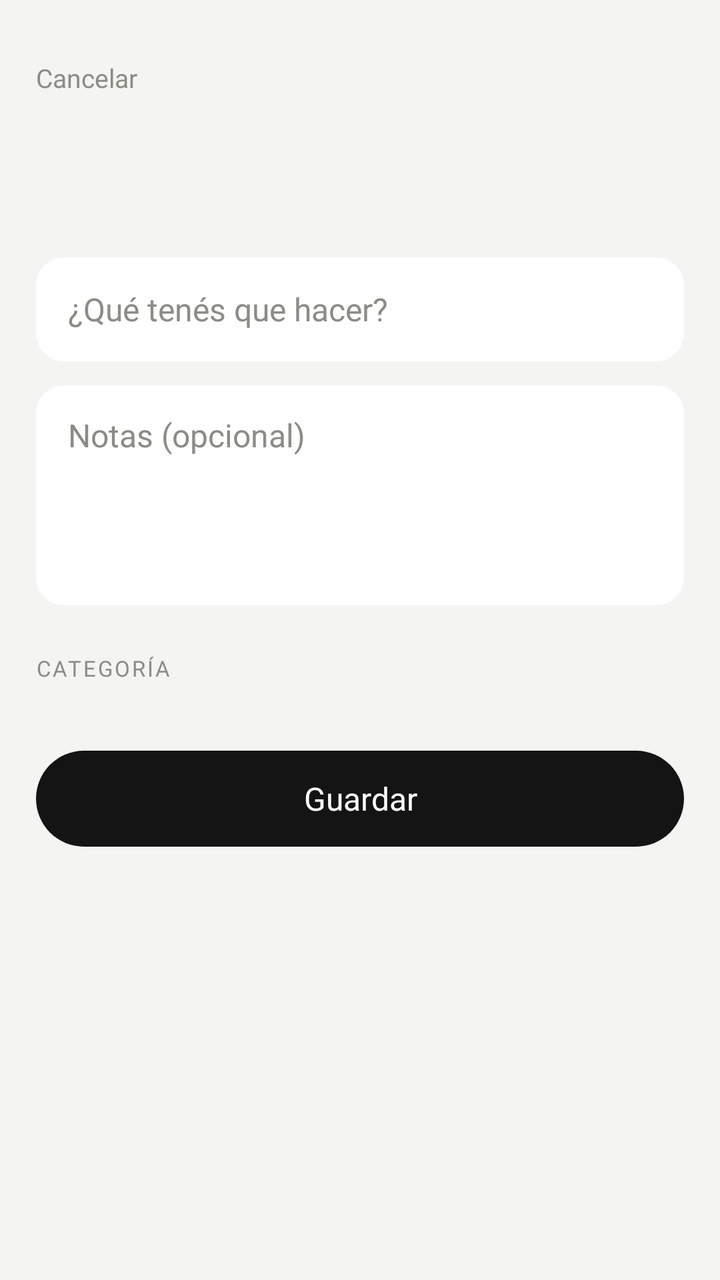
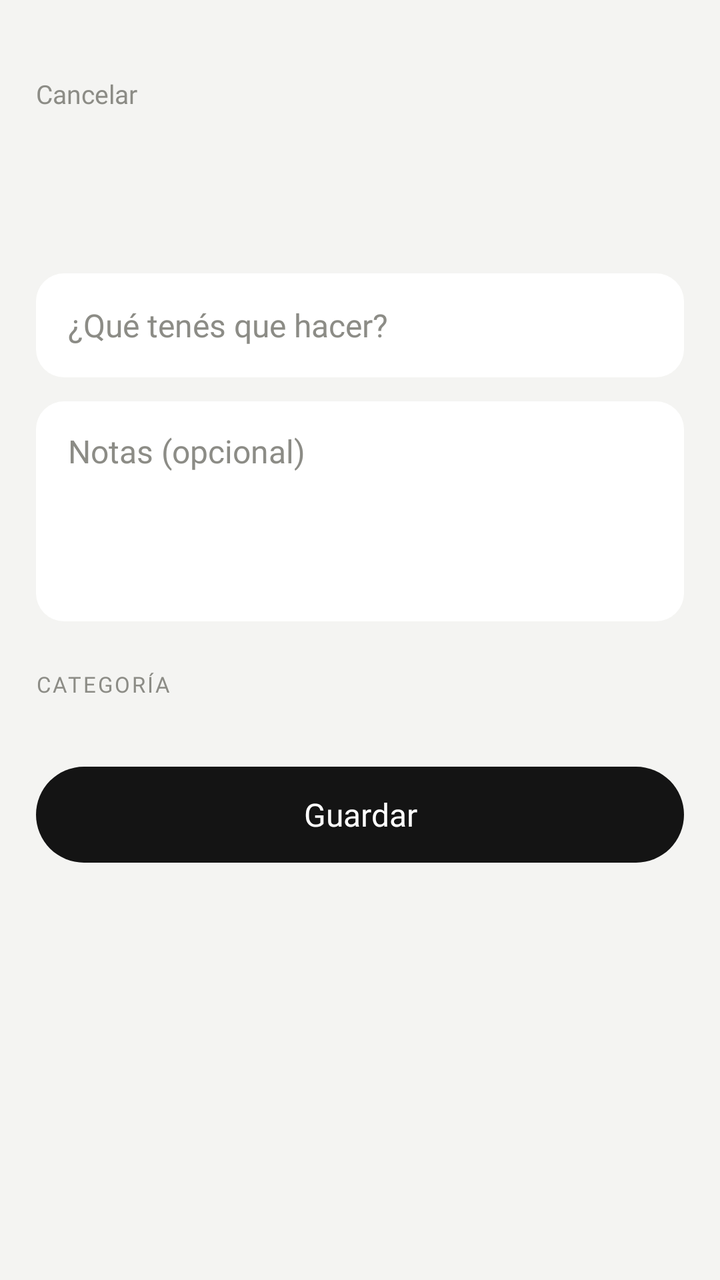

Compare the two renders of this Android layout. The source of the first and the diff that turns it into the second are given below.
<!-- AndroidManifest.xml: application theme Theme.TodoListApp -->
<!-- res/layout/activity_tarea.xml -->
<?xml version="1.0" encoding="utf-8"?>
<ScrollView xmlns:android="http://schemas.android.com/apk/res/android"
    android:layout_width="match_parent"
    android:layout_height="match_parent"
    android:fillViewport="true">

    <LinearLayout
        android:layout_width="match_parent"
        android:layout_height="wrap_content"
        android:orientation="vertical"
        android:paddingTop="24dp"
        android:paddingBottom="24dp">

        <TextView
            android:id="@+id/tvCancelar"
            style="@style/Texto.Label"
            android:layout_width="wrap_content"
            android:layout_height="wrap_content"
            android:layout_marginStart="12dp"
            android:padding="6dp"
            android:text="@string/cancelar" />

        <TextView
            android:id="@+id/tvTituloPantalla"
            style="@style/Texto.Display"
            android:layout_width="wrap_content"
            android:layout_height="wrap_content"
            android:layout_marginStart="@dimen/margen_lateral"
            android:layout_marginTop="12dp"
            android:layout_marginEnd="@dimen/margen_lateral" />

        <EditText
            android:id="@+id/etTitulo"
            style="@style/Input"
            android:layout_width="match_parent"
            android:layout_marginStart="@dimen/margen_lateral"
            android:layout_marginTop="28dp"
            android:layout_marginEnd="@dimen/margen_lateral"
            android:hint="@string/tarea_hint_titulo"
            android:inputType="textCapSentences" />

        <EditText
            android:id="@+id/etDescripcion"
            style="@style/Input.Multilinea"
            android:layout_width="match_parent"
            android:layout_marginStart="@dimen/margen_lateral"
            android:layout_marginTop="12dp"
            android:layout_marginEnd="@dimen/margen_lateral"
            android:hint="@string/tarea_hint_descripcion" />

        <TextView
            style="@style/Texto.Kicker"
            android:layout_width="wrap_content"
            android:layout_height="wrap_content"
            android:layout_marginStart="@dimen/margen_lateral"
            android:layout_marginTop="@dimen/gap_secciones"
            android:text="@string/tarea_categoria" />

        <androidx.recyclerview.widget.RecyclerView
            android:id="@+id/rvChipsCategoria"
            android:layout_width="match_parent"
            android:layout_height="wrap_content"
            android:layout_marginTop="10dp"
            android:clipToPadding="false"
            android:orientation="horizontal"
            android:paddingStart="@dimen/margen_lateral"
            android:paddingEnd="@dimen/margen_lateral" />

        <com.google.android.material.button.MaterialButton
            android:id="@+id/btnGuardar"
            style="@style/Boton.Primario"
            android:layout_width="match_parent"
            android:layout_marginStart="@dimen/margen_lateral"
            android:layout_marginTop="@dimen/gap_secciones"
            android:layout_marginEnd="@dimen/margen_lateral"
            android:text="@string/tarea_guardar" />

        <com.google.android.material.button.MaterialButton
            android:id="@+id/btnEliminar"
            style="@style/Boton.Secundario"
            android:layout_width="match_parent"
            android:layout_marginStart="@dimen/margen_lateral"
            android:layout_marginTop="10dp"
            android:layout_marginEnd="@dimen/margen_lateral"
            android:text="@string/tarea_eliminar"
            android:textColor="@color/error"
            android:visibility="gone" />

    </LinearLayout>
</ScrollView>
<!-- resources referenced by this layout -->
<resources>
  <color name="error">#B3261E</color>
  <dimen name="gap_secciones">24dp</dimen>
  <dimen name="margen_lateral">18dp</dimen>
  <string name="cancelar">Cancelar</string>
  <string name="tarea_categoria">Categoría</string>
  <string name="tarea_eliminar">Eliminar tarea</string>
  <string name="tarea_guardar">Guardar</string>
  <string name="tarea_hint_descripcion">Notas (opcional)</string>
  <string name="tarea_hint_titulo">¿Qué tenés que hacer?</string>
  <style name="Boton.Secundario" parent="Boton.Primario">
          <item name="backgroundTint">@color/surface</item>
          <item name="android:textColor">@color/ink</item>
      </style>
  <style name="Input">
          <item name="android:layout_width">match_parent</item>
          <item name="android:layout_height">@dimen/alto_input</item>
          <item name="android:background">@drawable/bg_input</item>
          <item name="android:paddingStart">16dp</item>
          <item name="android:paddingEnd">16dp</item>
          <item name="android:fontFamily">@font/inter_regular</item>
          <item name="android:textSize">16sp</item>
          <item name="android:textColor">@color/ink</item>
          <item name="android:textColorHint">@color/muted</item>
          <item name="android:gravity">center_vertical</item>
          <item name="android:maxLines">1</item>
      </style>
  <style name="Input.Multilinea" parent="Input">
          <item name="android:layout_height">110dp</item>
          <item name="android:gravity">top|start</item>
          <item name="android:paddingTop">14dp</item>
          <item name="android:paddingBottom">14dp</item>
          <item name="android:maxLines">6</item>
          <item name="android:inputType">textMultiLine|textCapSentences</item>
      </style>
  <style name="Texto.Display">
          <item name="android:fontFamily">@font/space_grotesk_medium</item>
          <item name="android:textSize">30sp</item>
          <item name="android:textColor">@color/ink</item>
          <item name="android:lineSpacingMultiplier">1.15</item>
          <item name="android:includeFontPadding">false</item>
      </style>
  <style name="Texto.Kicker">
          <item name="android:fontFamily">@font/inter_medium</item>
          <item name="android:textSize">11sp</item>
          <item name="android:textColor">@color/muted</item>
          <item name="android:letterSpacing">0.09</item>
          <item name="android:textAllCaps">true</item>
      </style>
  <style name="Texto.Label">
          <item name="android:fontFamily">@font/inter_regular</item>
          <item name="android:textSize">13sp</item>
          <item name="android:textColor">@color/muted</item>
      </style>
  <style name="Theme.TodoListApp" parent="Theme.Material3.Light.NoActionBar">
          <item name="colorPrimary">@color/ink</item>
          <item name="colorOnPrimary">@color/on_ink</item>
          <item name="colorSurface">@color/surface</item>
          <item name="android:colorBackground">@color/bg</item>
          <item name="android:windowBackground">@color/bg</item>
          <item name="android:statusBarColor">@color/bg</item>
          <item name="android:windowLightStatusBar" tools:targetApi="m">true</item>
          <item name="android:textColorHint">@color/muted</item>
      </style>
  <dimen name="alto_boton">48dp</dimen>
  <color name="ink">#141414</color>
  <color name="on_ink">#FFFFFF</color>
  <dimen name="radio_pildora">999dp</dimen>
  <color name="surface">#FFFFFF</color>
  <dimen name="alto_input">52dp</dimen>
  <!-- drawable bg_input (drawable) -->
  <?xml version="1.0" encoding="utf-8"?>
  <shape xmlns:android="http://schemas.android.com/apk/res/android"
      android:shape="rectangle">
      <solid android:color="@color/surface" />
      <corners android:radius="@dimen/radio_input" />
  </shape>
  <color name="muted">#8C8C86</color>
  <color name="bg">#F4F4F2</color>
  <dimen name="radio_input">14dp</dimen>
  <!-- unchanged entries left out for length: 1 -->
</resources>

<!-- the commit's change to res/layout/activity_tarea.xml (unified diff, before → after) -->
@@ -8,7 +8,7 @@
         android:layout_width="match_parent"
         android:layout_height="wrap_content"
         android:orientation="vertical"
-        android:paddingTop="24dp"
+        android:paddingTop="@dimen/padding_top_pantalla"
         android:paddingBottom="24dp">
 
         <TextView
<!-- resource entries referenced after the edit -->
@@ -3,6 +3,7 @@
   <color name="error">#B3261E</color>
   <dimen name="gap_secciones">24dp</dimen>
   <dimen name="margen_lateral">18dp</dimen>
+  <dimen name="padding_top_pantalla">32dp</dimen>
   <string name="cancelar">Cancelar</string>
   <string name="tarea_categoria">Categoría</string>
   <string name="tarea_eliminar">Eliminar tarea</string>
